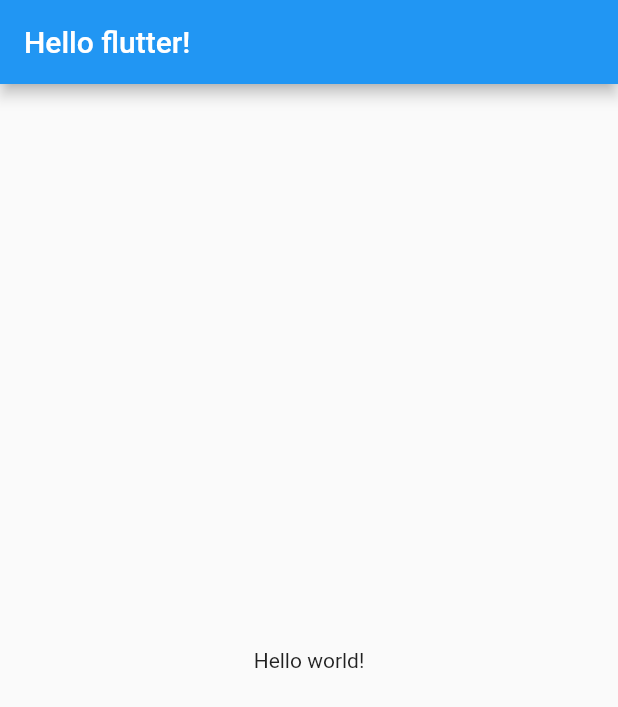
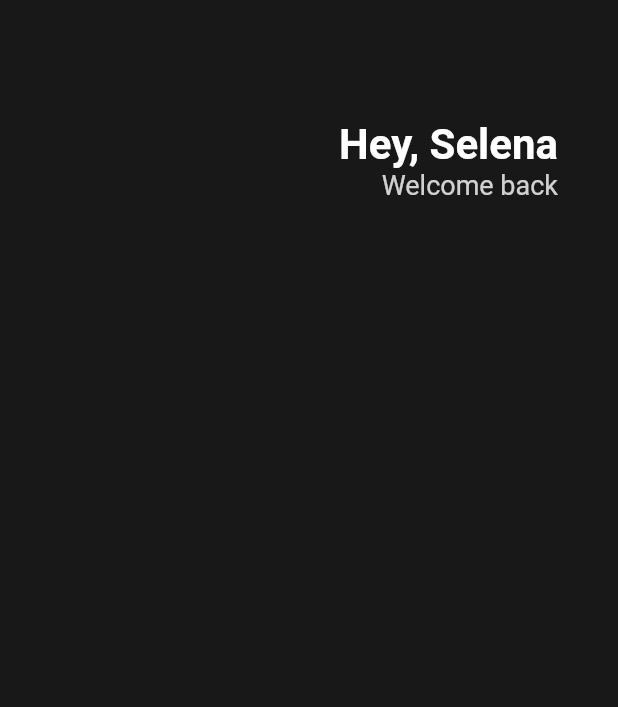
Before and after one commit to chattymin/FlutterStudy, a Flutter app: the screen it shows after launch, on a phone screen of 412 x 824 dp. Shown: the top 707 px of the screen. Run offline on Flutter 3.47's test engine with Material 2 defaults, Android fonts, the phone set to English and light mode, and no system bars.

Commit message:
3.0 Header

```diff
--- a/FlutterDevelop/toonflix/lib/main.dart
+++ b/FlutterDevelop/toonflix/lib/main.dart
@@ -9,11 +9,37 @@ class App extends StatelessWidget {
   Widget build(BuildContext context) {
     return MaterialApp(
       home: Scaffold(
-        appBar: AppBar(
-          title: Text('Hello flutter!'),
-        ),
-        body: Center(
-          child: Text("Hello world!"),
+        backgroundColor: Color(0xFF181818),
+        body: Padding(
+          padding: EdgeInsets.symmetric(horizontal: 40),
+          child: Column(children: [
+            SizedBox(
+              height: 80,
+            ),
+            Row(
+              mainAxisAlignment: MainAxisAlignment.end,
+              children: [
+                Column(
+                  crossAxisAlignment: CrossAxisAlignment.end,
+                  children: [
+                    Text(
+                      'Hey, Selena',
+                      style: TextStyle(
+                        color: Colors.white,
+                        fontSize: 28,
+                        fontWeight: FontWeight.bold,
+                      ),
+                    ),
+                    Text(
+                      'Welcome back',
+                      style: TextStyle(
+                          color: Colors.white.withOpacity(0.8), fontSize: 18),
+                    ),
+                  ],
+                )
+              ],
+            )
+          ]),
         ),
       ),
     );
```
